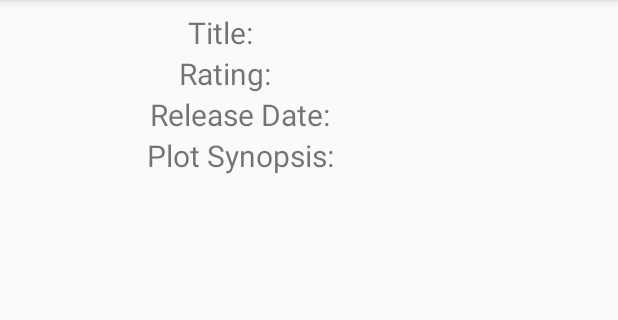
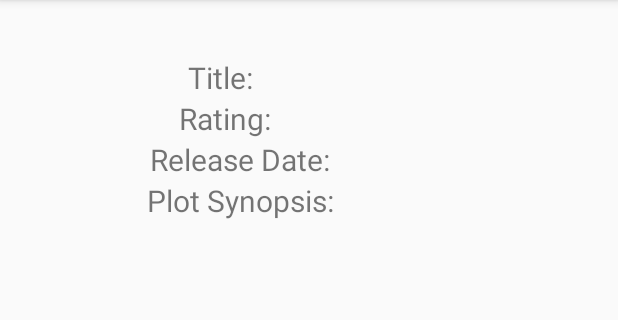
Before and after one commit to sgrem/Popular-Movies, an Android app: the MovieDetailActivity screen opened directly, with no data from a screen before it, on a phone screen of 412 x 824 dp, the part 84-404 px from its top. Run offline under Robolectric (Android 15) with nearby library versions, the phone set to English and light mode, and no system bars; our stand-ins replace Picasso; pictures from the network do not load; 1 statement that could not run was skipped.

Commit message:
Tweak UI and add landscape layout for detail activity

```diff
--- a/app/src/main/java/com/example/android/popular_movies/MainActivity.java
+++ b/app/src/main/java/com/example/android/popular_movies/MainActivity.java
@@ -10,6 +10,7 @@ import android.os.AsyncTask;
 import android.support.v4.content.LocalBroadcastManager;
 import android.support.v7.app.AppCompatActivity;
 import android.os.Bundle;
+import android.support.v7.widget.GridLayoutManager;
 import android.support.v7.widget.LinearLayoutManager;
 import android.support.v7.widget.RecyclerView;
 import android.support.v7.widget.StaggeredGridLayoutManager;
@@ -52,7 +53,7 @@ public class MainActivity extends AppCompatActivity implements TmdbAdapter.TmdbA
          */
         /*StaggeredGridLayoutManager layoutManager
                 = new StaggeredGridLayoutManager(this, Resources.Theme.obta);*/
-        LinearLayoutManager layoutManager = new LinearLayoutManager(this, LinearLayoutManager.VERTICAL, false);
+        LinearLayoutManager layoutManager = new GridLayoutManager(this, 2);
 
         mRecyclerviewTmdb.setLayoutManager(layoutManager);
 
--- /dev/null
+++ b/app/src/main/res/layout-land/activity_movie_detail.xml
@@ -0,0 +1,130 @@
+<?xml version="1.0" encoding="utf-8"?>
+<LinearLayout xmlns:android="http://schemas.android.com/apk/res/android"
+    xmlns:app="http://schemas.android.com/apk/res-auto"
+    xmlns:tools="http://schemas.android.com/tools"
+    android:layout_width="match_parent"
+    android:layout_height="match_parent"
+    android:orientation="horizontal"
+    android:padding="8dp"
+    tools:context="com.example.android.popular_movies.MovieDetailActivity">
+
+    <!--Movie Poster Image-->
+    <ImageView
+        android:id="@+id/iv_detail_image"
+        android:layout_width="wrap_content"
+        android:layout_height="wrap_content"
+        android:contentDescription="@string/IV_Detail_Desc" />
+
+    <LinearLayout
+        android:layout_width="match_parent"
+        android:layout_height="match_parent"
+        android:orientation="vertical">
+        <!--Movie Title-->
+        <LinearLayout
+            android:layout_width="match_parent"
+            android:layout_height="wrap_content"
+            android:orientation="horizontal">
+
+            <TextView
+                android:layout_width="wrap_content"
+                android:layout_height="wrap_content"
+                android:layout_weight="1"
+                android:gravity="end"
+                android:text="@string/movie_title"
+                android:textSize="20sp" />
+
+            <TextView
+                android:id="@+id/tv_movie_title"
+                android:layout_width="wrap_content"
+                android:layout_height="wrap_content"
+                android:layout_weight="2"
+                android:gravity="start"
+                android:paddingLeft="6dp"
+                android:textSize="20sp" />
+        </LinearLayout>
+
+        <!--Movie Rating-->
+        <LinearLayout
+            android:layout_width="match_parent"
+            android:layout_height="wrap_content"
+            android:orientation="horizontal">
+
+            <TextView
+                android:layout_width="wrap_content"
+                android:layout_height="wrap_content"
+                android:layout_weight="1"
+                android:gravity="end"
+                android:text="@string/movie_rating"
+                android:textSize="20sp" />
+
+            <TextView
+                android:id="@+id/tv_movie_rating"
+                android:layout_width="wrap_content"
+                android:layout_height="wrap_content"
+                android:layout_weight="2"
+                android:gravity="start"
+                android:paddingLeft="6dp"
+                android:textSize="20sp" />
+        </LinearLayout>
+
+        <!--Movie Release Date-->
+        <LinearLayout
+            android:layout_width="match_parent"
+            android:layout_height="wrap_content"
+            android:orientation="horizontal">
+
+            <TextView
+                android:layout_width="wrap_content"
+                android:layout_height="wrap_content"
+                android:layout_weight="1"
+                android:gravity="end"
+                android:text="@string/movie_release_date"
+                android:textSize="20sp" />
+
+            <TextView
+                android:id="@+id/tv_movie_release_date"
+                android:layout_width="wrap_content"
+                android:layout_height="wrap_content"
+                android:layout_weight="2"
+                android:gravity="start"
+                android:paddingLeft="6dp"
+                android:textSize="20sp" />
+        </LinearLayout>
+
+        <!--Movie Synopsis-->
+        <LinearLayout
+            android:layout_width="match_parent"
+            android:layout_height="wrap_content"
+            android:orientation="horizontal">
+
+            <TextView
+                android:layout_width="wrap_content"
+                android:layout_height="wrap_content"
+                android:layout_weight="1"
+                android:gravity="end"
+                android:text="@string/movie_synopsis"
+                android:textSize="20sp" />
+
+            <TextView
+                android:layout_width="wrap_content"
+                android:layout_height="wrap_content"
+                android:layout_weight="2"
+                android:gravity="start"
+                android:paddingLeft="6dp"
+                android:text=""
+                android:textSize="20sp" />
+        </LinearLayout>
+
+        <ScrollView
+            android:layout_width="match_parent"
+            android:layout_height="wrap_content">
+
+            <TextView
+                android:id="@+id/tv_movie_synopsis"
+                android:layout_width="match_parent"
+                android:layout_height="wrap_content"
+                android:padding="20dp"/>
+        </ScrollView>
+    </LinearLayout>
+
+</LinearLayout>
--- a/app/src/main/res/layout/activity_movie_detail.xml
+++ b/app/src/main/res/layout/activity_movie_detail.xml
@@ -15,11 +15,13 @@
         android:layout_height="wrap_content"
         android:contentDescription="@string/IV_Detail_Desc" />
 
+
     <!--Movie Title-->
     <LinearLayout
         android:layout_width="match_parent"
         android:layout_height="wrap_content"
-        android:orientation="horizontal">
+        android:orientation="horizontal"
+        android:layout_marginTop="30dp">
         <TextView
             android:layout_width="wrap_content"
             android:layout_height="wrap_content"
```
